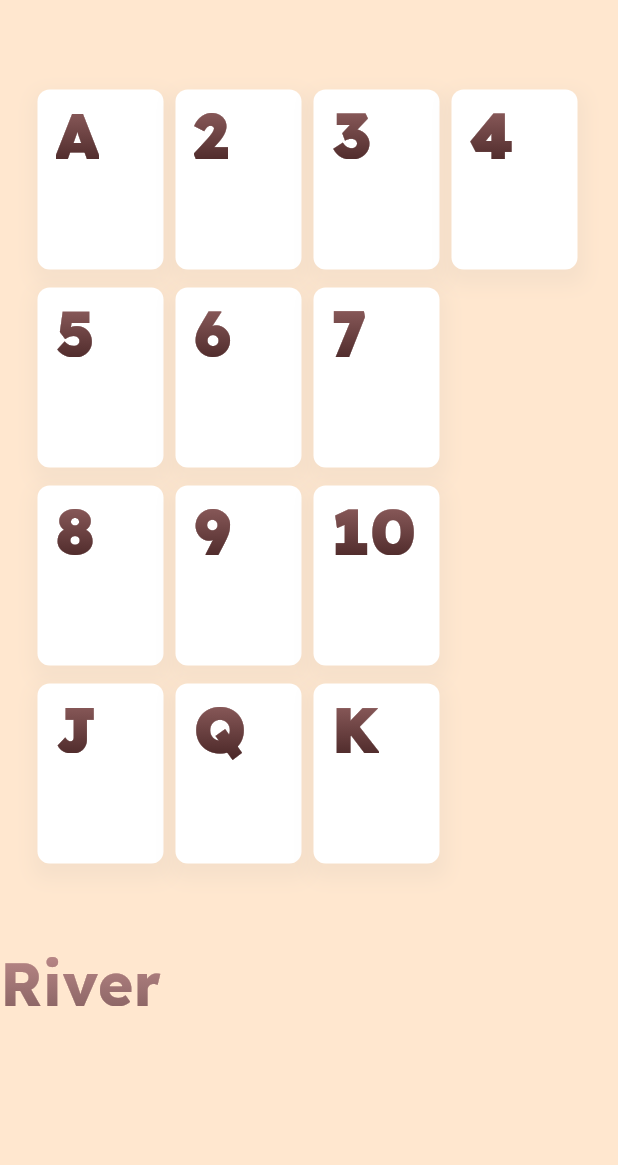
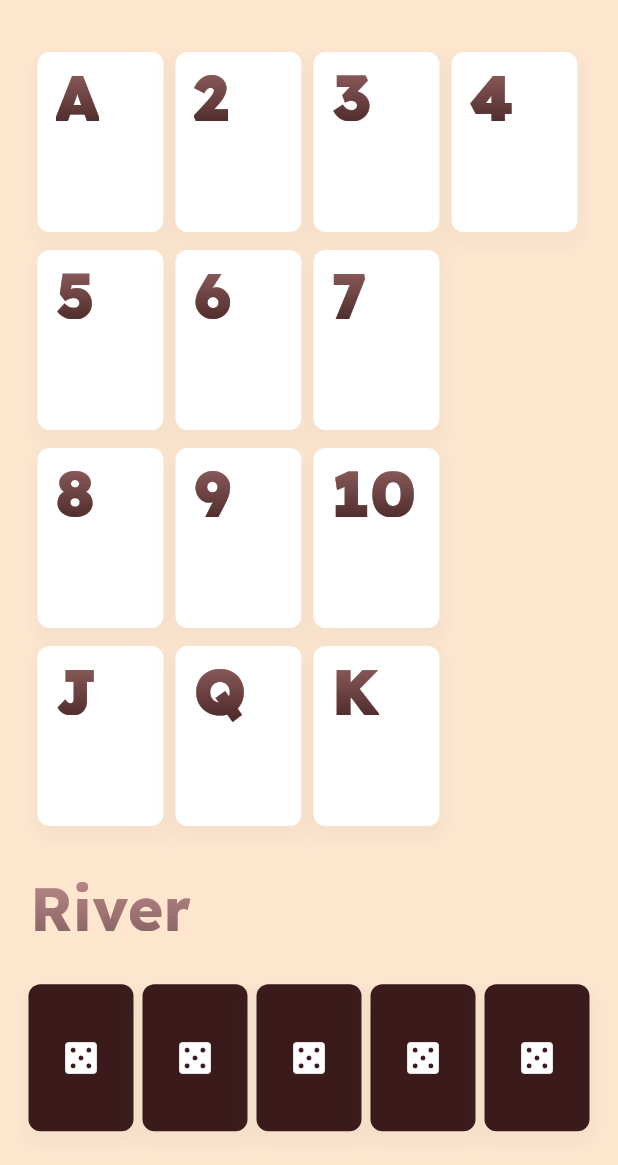
Before and after one commit to qwyzex/undealer-app, a Flutter app: the screen it shows after launch, on a phone screen of 412 x 824 dp, the part 71-1236 px from its top. Run offline on Flutter 3.47's test engine with Material 3 defaults, Android fonts, the phone set to English and light mode, and no system bars; drawn by our look-alikes of simple_gradient_text.

Commit message:
add a community card select value function

```diff
--- a/lib/main.dart
+++ b/lib/main.dart
@@ -30,12 +30,8 @@ class UndealerApp extends StatelessWidget {
       title: 'Undealer',
       theme: ThemeData(
         colorScheme: ColorScheme.fromSeed(seedColor: AppColors.background),
-        appBarTheme: const AppBarThemeData(
-          backgroundColor: AppColors.background,
-        ),
-        bottomNavigationBarTheme: const BottomNavigationBarThemeData(
-          backgroundColor: Color(0x00000000),
-        ),
+        appBarTheme: const AppBarThemeData(backgroundColor: AppColors.background),
+        bottomNavigationBarTheme: const BottomNavigationBarThemeData(backgroundColor: Color(0x00000000)),
 
         useMaterial3: true,
         scaffoldBackgroundColor: AppColors.background,
@@ -44,6 +40,13 @@ class UndealerApp extends StatelessWidget {
       home: const MyHomePage(title: 'undealer'),
     );
   }
+}
+
+class CommunityCardData {
+  String? value; // null = not assigned
+  bool flipped;
+
+  CommunityCardData({this.value, this.flipped = false});
 }
 
 class MyHomePage extends StatefulWidget {
@@ -55,11 +58,125 @@ class MyHomePage extends StatefulWidget {
   State<MyHomePage> createState() => _MyHomePageState();
 }
 
+// POKER CARD
+class PokerCard extends StatelessWidget {
+  final String label;
+  final bool small;
+  final bool showBack;
+
+  const PokerCard({super.key, required this.label, this.small = false, this.showBack = false});
+
+  @override
+  Widget build(BuildContext context) {
+    double widthVal = small ? 70 : 84;
+    double heightVal = small ? 98 : 120;
+    double fontSizeVal = small ? 34 : 42;
+
+    return Container(
+      width: widthVal,
+      height: heightVal,
+      alignment: Alignment.topLeft,
+      decoration: BoxDecoration(
+        borderRadius: BorderRadius.circular(8),
+        color: showBack ? const Color(0xFF3A1A1A) : Colors.white,
+        boxShadow: [BoxShadow(color: Colors.grey.withAlpha(25), spreadRadius: 4, blurRadius: 10, offset: const Offset(1, 6))],
+      ),
+      child: showBack
+          ? const Center(child: Icon(Icons.casino, color: Colors.white, size: 28))
+          : Padding(
+              padding: const EdgeInsets.fromLTRB(12, 0, 0, 0),
+              child: GradientText(
+                label,
+                style: TextStyle(fontSize: fontSizeVal, fontWeight: FontWeight.w900),
+                gradientDirection: GradientDirection.btt,
+                colors: const [Color(0xFF3A1A1A), Color(0xFFA16D6D)],
+              ),
+            ),
+    );
+  }
+}
+
+class FlipCard extends StatefulWidget {
+  final Widget front;
+  final Widget back;
+  final bool locked;
+  final VoidCallback? onTap;
+
+  const FlipCard({super.key, required this.front, required this.back, this.locked = false, this.onTap});
+
+  @override
+  State<FlipCard> createState() => _FlipCardState();
+}
+
+class _FlipCardState extends State<FlipCard> with SingleTickerProviderStateMixin {
+  late AnimationController controller;
+  late Animation<double> animation;
+
+  bool isFront = false;
+
+  @override
+  void initState() {
+    super.initState();
+
+    controller = AnimationController(duration: const Duration(milliseconds: 500), vsync: this);
+
+    animation = Tween<double>(begin: 0, end: 1).animate(controller);
+  }
+
+  void flip() {
+    if (isFront) return; // prevent flipping back
+
+    controller.forward();
+    isFront = true;
+  }
+
+  @override
+  Widget build(BuildContext context) {
+    return GestureDetector(
+      onTap: () {
+        if (widget.locked) return;
+
+        if (!isFront) {
+          widget.onTap?.call(); // notify parent before flip
+        }
+
+        flip();
+      },
+      child: AnimatedBuilder(
+        animation: animation,
+        builder: (context, child) {
+          final angle = animation.value * 3.1416;
+
+          return Transform(
+            alignment: Alignment.center,
+            transform: Matrix4.rotationY(angle),
+            child: animation.value < 0.5 ? widget.back : Transform(alignment: Alignment.center, transform: Matrix4.rotationY(3.1416), child: widget.front),
+          );
+        },
+      ),
+    );
+  }
+
+  @override
+  void dispose() {
+    controller.dispose();
+    super.dispose();
+  }
+}
+
 class _MyHomePageState extends State<MyHomePage> {
-  Widget pokerCard(String label) {
+  int? selectingIndex; // which card currently being assigned
+
+  List<CommunityCardData> communityCards = List.generate(5, (_) => CommunityCardData());
+
+  Widget pokerCard(String label, [bool small = false, bool showBack = false]) {
+    double widthVal = small ? 70 : 84;
+    double heightVal = small ? 98 : 120;
+    double fontSizeVal = small ? 34 : 42;
+
     return Container(
-      width: 84,
-      height: 120,
+      width: widthVal,
+      height: heightVal,
       alignment: Alignment.topLeft,
       decoration: BoxDecoration(
         borderRadius: BorderRadius.circular(8),
@@ -78,7 +195,7 @@ class _MyHomePageState extends State<MyHomePage> {
         padding: EdgeInsets.fromLTRB(12, 0, 0, 0),
         child: GradientText(
           label,
-          style: TextStyle(fontSize: 42.0, fontWeight: FontWeight.w900),
+          style: TextStyle(fontSize: fontSizeVal, fontWeight: FontWeight.w900),
           gradientDirection: GradientDirection.btt,
           // gradientType: GradientType.linear,
           colors: [Color(0xFF3A1A1A), Color(0xFFA16D6D)],
@@ -91,6 +208,21 @@ class _MyHomePageState extends State<MyHomePage> {
     );
   }
 
+  Widget valueButton(String val) {
+    return GestureDetector(
+      onTap: () {
+        if (selectingIndex == null) return;
+
+        setState(() {
+          communityCards[selectingIndex!].value = val;
+          communityCards[selectingIndex!].flipped = true;
+          selectingIndex = null;
+        });
+      },
+      child: PokerCard(label: val),
+    );
+  }
+
   @override
   Widget build(BuildContext context) {
     return Scaffold(
@@ -98,17 +230,9 @@ class _MyHomePageState extends State<MyHomePage> {
         centerTitle: true,
         title: Text(
           widget.title,
-          style: TextStyle(
-            fontWeight: FontWeight.w600,
-            color: Color(0xFF532B2B),
-            fontSize: 30,
-            letterSpacing: 2,
-          ),
+          style: TextStyle(fontWeight: FontWeight.w600, color: Color(0xFF532B2B), fontSize: 30, letterSpacing: 2),
         ),
-        leading: IconButton(
-          onPressed: () => {},
-          icon: Icon(Icons.arrow_back_ios),
-        ),
+        leading: IconButton(onPressed: () => {}, icon: Icon(Icons.arrow_back_ios)),
         actions: [IconButton(onPressed: () => {}, icon: Icon(Icons.menu))],
       ),
 
@@ -119,45 +243,13 @@ class _MyHomePageState extends State<MyHomePage> {
             mainAxisAlignment: MainAxisAlignment.center,
             crossAxisAlignment: CrossAxisAlignment.center,
             children: [
-              // Row 1 (4 cards)
-              Row(
-                spacing: 8.0,
-                mainAxisAlignment: MainAxisAlignment.start,
-                children: [
-                  pokerCard("A"),
-                  pokerCard("2"),
-                  pokerCard("3"),
-                  pokerCard("4"),
-                ],
-              ),
-
+              Row(spacing: 8, children: [valueButton("A"), valueButton("2"), valueButton("3"), valueButton("4")]),
               const SizedBox(height: 12),
-
-              // Row 2 (3 cards)
-              Row(
-                spacing: 8.0,
-                mainAxisAlignment: MainAxisAlignment.start,
-                children: [pokerCard("5"), pokerCard("6"), pokerCard("7")],
-              ),
-
+              Row(spacing: 8, children: [valueButton("5"), valueButton("6"), valueButton("7")]),
               const SizedBox(height: 12),
-
-              // Row 3 (3 cards)
-              Row(
-                spacing: 8.0,
-                mainAxisAlignment: MainAxisAlignment.start,
-
-                children: [pokerCard("8"), pokerCard("9"), pokerCard("10")],
-              ),
-
+              Row(spacing: 8, children: [valueButton("8"), valueButton("9"), valueButton("10")]),
               const SizedBox(height: 12),
-
-              // Row 4 (3 cards)
-              Row(
-                spacing: 8.0,
-                mainAxisAlignment: MainAxisAlignment.start,
-                children: [pokerCard("J"), pokerCard("Q"), pokerCard("K")],
-              ),
+              Row(spacing: 8, children: [valueButton("J"), valueButton("Q"), valueButton("K")]),
             ],
           ),
         ),
@@ -165,7 +257,7 @@ class _MyHomePageState extends State<MyHomePage> {
 
       bottomNavigationBar: BottomAppBar(
         elevation: 2.0,
-        height: 150,
+        height: 200,
         padding: const EdgeInsets.all(0),
 
         // color: Colors.amber,
@@ -174,18 +266,35 @@ class _MyHomePageState extends State<MyHomePage> {
           crossAxisAlignment: CrossAxisAlignment.start,
 
           children: [
-            GradientText(
-              'River',
-              gradientDirection: GradientDirection.ttb,
-              colors: [Color(0xFFC59090), Color(0xFF7E5B5B)],
-              style: TextStyle(fontSize: 40, fontWeight: FontWeight.w700),
+            Padding(
+              padding: EdgeInsets.fromLTRB(20, 0, 20, 0),
+              child: GradientText(
+                'River',
+                gradientDirection: GradientDirection.ttb,
+                colors: [Color(0xFFC59090), Color(0xFF7E5B5B)],
+                style: TextStyle(fontSize: 40, fontWeight: FontWeight.w700),
+              ),
             ),
             Expanded(
-              child: Container(
-                // color: Colors.cyan,
-                // decoration: BoxDecoration(boxShadow: BoxShadow(
-                //
-                // )),
+              child: Row(
+                mainAxisAlignment: MainAxisAlignment.center,
+                spacing: 6,
+                children: List.generate(5, (index) {
+                  final card = communityCards[index];
+
+                  return FlipCard(
+                    locked: card.flipped,
+                    onTap: () {
+                      if (card.value == null) {
+                        setState(() {
+                          selectingIndex = index;
+                        });
+                      }
+                    },
+                    front: PokerCard(label: card.value ?? '', small: true, showBack: false),
+                    back: PokerCard(label: '', small: true, showBack: true),
+                  );
+                }),
               ),
             ),
           ],
```
